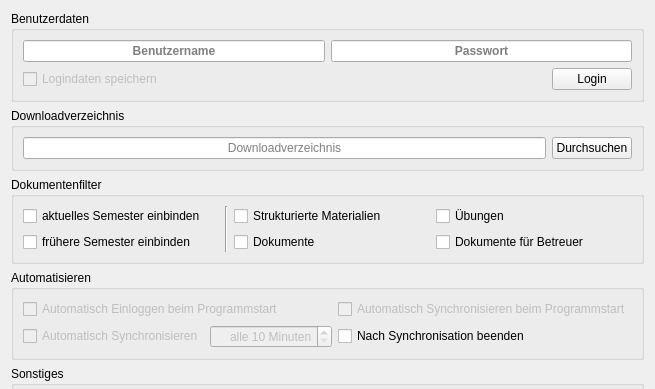
The window that options.ui (RobertKrajewski/Sync-my-L2P) describes before a commit, drawn with Qt 5; both pictures show x 0 to 655 and y 0 to 389 of the 655 by 628 pixel window.
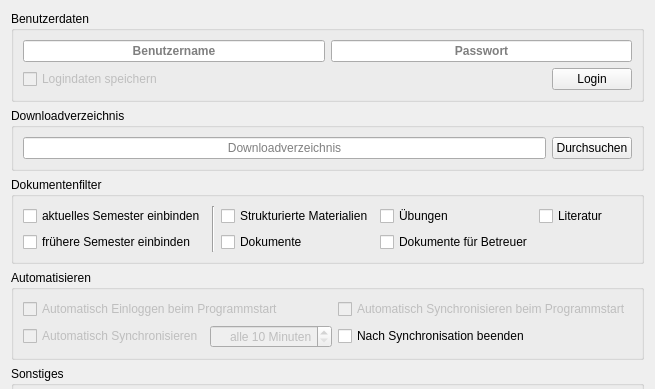
The same window after the commit. Icons and pictures are not drawn.

Commit message: Literatur-Bereich hinzugefügt.

```diff
--- a/options.ui
+++ b/options.ui
@@ -140,6 +140,16 @@
       <string>Dokumentenfilter</string>
      </property>
      <layout class="QGridLayout" name="gridLayout_4">
+      <item row="0" column="4">
+       <widget class="QCheckBox" name="literatureCheckBox">
+        <property name="text">
+         <string>Literatur</string>
+        </property>
+        <property name="checked">
+         <bool>false</bool>
+        </property>
+       </widget>
+      </item>
       <item row="1" column="2">
        <widget class="QCheckBox" name="documentsCheckBox">
         <property name="text">
```
The commit also changes 3 other files.
